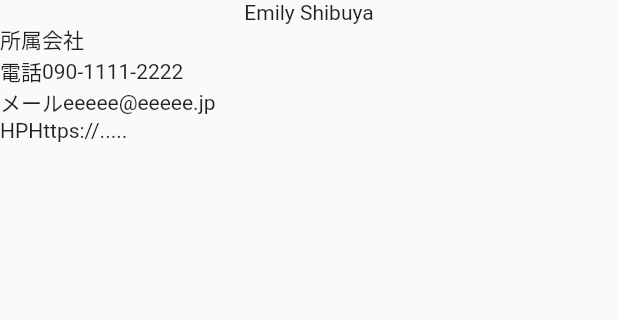
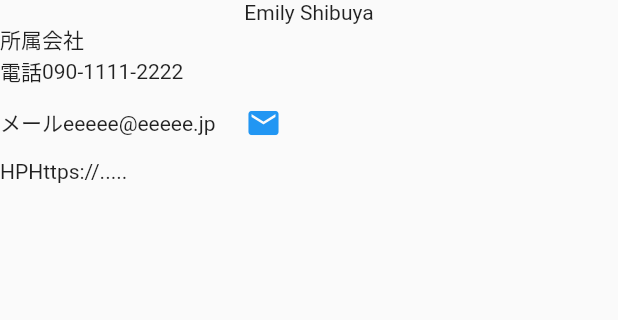
Before and after one commit to takushisato/myprofile-flutter, a Flutter app: the screen it shows after launch, on a phone screen of 412 x 824 dp, the part 384-704 px from its top. Run offline on Flutter 3.47's test engine with Material 2 defaults, Android fonts, the phone set to English and light mode, and no system bars.

Commit message:
メーラーの起動機能追加

```diff
--- a/lib/main.dart
+++ b/lib/main.dart
@@ -1,4 +1,5 @@
 import 'package:flutter/material.dart';
+import 'package:url_launcher/url_launcher.dart';
 
 void main() {
   runApp(const MyApp());
@@ -6,6 +7,16 @@ void main() {
 
 class MyApp extends StatelessWidget {
   const MyApp({Key? key}) : super(key: key);
+
+  final String mailAddress = 'flutter.database@gmail.com';
+  final String mailTitle = '件名です';
+  final String mailContents = 'メール本文です';
+
+  Future<void> launchURL(String url) async {
+    if (!await launchUrl(Uri.parse(url))){
+      throw '${url}が立ち上がりません';
+    }
+  }
 
   @override
   Widget build(BuildContext context) {
@@ -22,7 +33,13 @@ class MyApp extends StatelessWidget {
               const Text('Emily Shibuya'),
               Row(children: [const Text("所属"), const Text("会社")]),
               Row(children: [const Text("電話"), const Text("090-1111-2222")]),
-              Row(children: [const Text("メール"), const Text("eeeee@eeeee.jp")]),
+              Row(
+                  children: [
+                    Text("メール"),
+                    Text("eeeee@eeeee.jp"),
+                    TextButton(onPressed: () async {
+                      launchURL('mailto: ${mailAddress}?subject=${mailTitle}&body=${mailContents}');
+                    }, child: Icon(Icons.mail))]),
               Row(children: [const Text("HP"), const Text("Https://.....")]),
             ],
           ),
```
